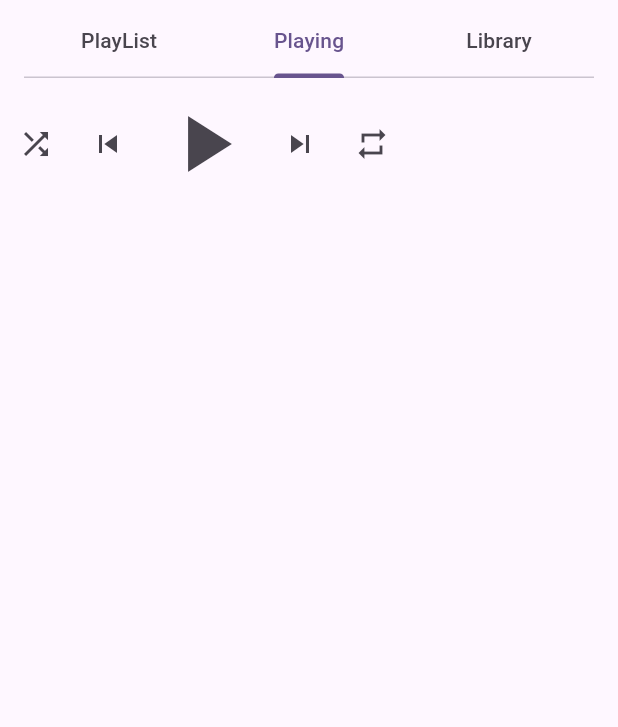
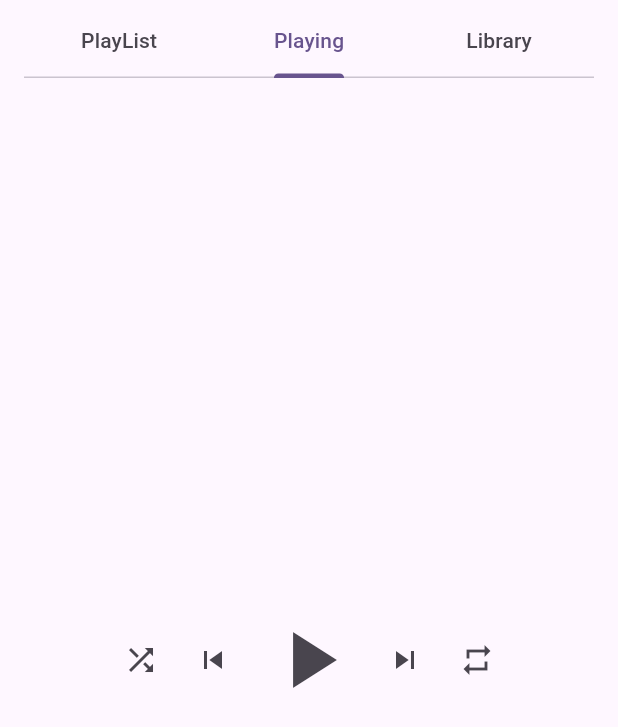
Before and after one commit to du2333/CS4750_Final_Project, a Flutter app: the screen it shows after launch, on a phone screen of 412 x 824 dp. Shown: the top 727 px of the screen. Run offline on Flutter 3.47's test engine with Material 2 defaults, Android fonts, the phone set to English and light mode, and no system bars; our stand-ins replace just_audio.

Commit message:
Split the player buttons methods into a new class and implemented the rest buttons' function

```diff
--- /dev/null
+++ b/lib/screens/PLayerButtons.dart
@@ -0,0 +1,152 @@
+import 'package:flutter/material.dart';
+import 'package:just_audio/just_audio.dart';
+
+class PlayerButtons extends StatelessWidget {
+  const PlayerButtons(this._player, {super.key});
+
+  final AudioPlayer _player;
+
+  //根据播放器状态来渲染对应的按钮样式
+  Widget _playerButton(PlayerState playerState) {
+    //获取状态
+    final processingState = playerState.processingState;
+    //判断如果加载或缓冲则变成缓冲图标
+    if (processingState == ProcessingState.loading ||
+        processingState == ProcessingState.buffering) {
+      return Container(
+        margin: EdgeInsets.all(8.0),
+        width: 64.0,
+        height: 64.0,
+        //缓冲图标
+        child: const CircularProgressIndicator(),
+      );
+      //如果没有在播放，则换成播放图标，并且把事件绑定成播放
+    } else if (!_player.playing) {
+      return IconButton(
+        onPressed: _player.play,
+        icon: Icon(Icons.play_arrow),
+        iconSize: 64.0,
+      );
+    } else if (processingState != ProcessingState.completed) {
+      return IconButton(
+        onPressed: _player.pause,
+        icon: Icon(Icons.pause),
+        iconSize: 64.0,
+      );
+    } else {
+      return IconButton(
+        onPressed: () =>
+            _player.seek(Duration.zero, index: _player.effectiveIndices?.first),
+        icon: Icon(Icons.replay),
+        iconSize: 64.0,
+      );
+    }
+  }
+
+  //context用来获取当前主题色
+  Widget _shuffleButton(bool isEnabled) {
+    return IconButton(
+      icon: isEnabled ? Icon(Icons.shuffle_on_outlined) : Icon(Icons.shuffle),
+      //改成异步方法，才能被StreamBuilder异步更新UI
+      onPressed: () async {
+        //获取相反的状态
+        final enable = !isEnabled;
+        //如果随机播放模式没有被激活，那么按下按钮就表示激活随机播放
+        if (enable) {
+          await _player.shuffle();
+        }
+        //按下按钮之后，设定成相反的状态
+        await _player.setShuffleModeEnabled(enable);
+      },
+    );
+  }
+
+  Widget _previousButton() {
+    return IconButton(
+      icon: Icon(Icons.skip_previous),
+      onPressed: () {
+        _player.hasPrevious ? _player.seekToPrevious() : null;
+      },
+    );
+  }
+
+  Widget _nextButton() {
+    return IconButton(
+      icon: Icon(Icons.skip_next),
+      onPressed: () {
+        _player.hasNext ? _player.seekToNext() : null;
+      },
+    );
+  }
+
+  Widget _loopButton(BuildContext context, LoopMode loopMode) {
+    final icons = [
+      Icon(Icons.repeat), //未激活循环按钮
+      Icon(Icons.repeat_on_outlined), //激活循环按钮
+      Icon(Icons.repeat_one_on_outlined), //激活单曲循环按钮
+    ];
+
+    const cycleModes = [
+      LoopMode.off, //关闭循环
+      LoopMode.all, //列表循环
+      LoopMode.one, //单曲循环
+    ];
+
+    //获取当前循环模式
+    final index = cycleModes.indexOf(loopMode);
+
+    return IconButton(
+      icon: icons[index],
+      onPressed: () {
+        //每按一次就切换到下一个循环模式
+        _player.setLoopMode(cycleModes[(index + 1) % cycleModes.length]);
+      },
+    );
+  }
+
+  @override
+  Widget build(BuildContext context) {
+    return Row(
+        mainAxisSize: MainAxisSize.min,
+        children: [
+        //随机播放按钮
+        StreamBuilder<bool>(
+          stream: _player.shuffleModeEnabledStream,
+          builder: (_, snapshot) {
+            return _shuffleButton(snapshot.data ??
+                false); // ??表示前面如果有值就取前面，否则取后面和 snapshot.data ? snapshot.data : false 一样
+          },
+        ),
+        //上一首按钮
+        StreamBuilder<SequenceState?>(
+          stream: _player.sequenceStateStream,
+          builder: (_, __) {
+            return _previousButton();
+          },
+        ),
+        //播放按钮
+        StreamBuilder<PlayerState>(
+          stream: _player.playerStateStream,
+          //Widget构建器
+          builder: (_, snapshot) {
+            final playerState = snapshot.data;
+            return _playerButton(playerState!);
+          },
+        ),
+        //下一首按钮
+        StreamBuilder<SequenceState?>(
+          stream: _player.sequenceStateStream,
+          builder: (_, __) {
+            return _nextButton();
+          },
+        ),
+        //循环播放按钮
+        StreamBuilder<LoopMode>(
+          stream: _player.loopModeStream,
+          builder: (context, snapshot) {
+            return _loopButton(context, snapshot.data ?? LoopMode.off);
+          },
+        )
+      ]);
+  }
+}
--- a/lib/screens/PlayingPage.dart
+++ b/lib/screens/PlayingPage.dart
@@ -1,3 +1,6 @@
+import 'dart:developer';
+
+import 'package:cloudjams/screens/PLayerButtons.dart';
 import 'package:flutter/material.dart';
 import 'package:just_audio/just_audio.dart';
 
@@ -22,10 +25,17 @@ class _PlayingPageState extends State<PlayingPage> {
         .setAudioSource(ConcatenatingAudioSource(children: [
       AudioSource.asset('assets/audios/Call of Silence 泽野弘之.mp3'),
       AudioSource.asset('assets/audios/Curtain_Call_-_清水翔太.mp3'),
+      AudioSource.asset('assets/audios/Departures ~あなたにおくるアイの歌~ - EGOIST.mp3'),
+      AudioSource.asset('assets/audios/from Y to Y - H△G.mp3'),
+      AudioSource.asset('assets/audios/glow-H△G.mp3'),
+      AudioSource.asset('assets/audios/gravityWall - Tielle.mp3'),
+      AudioSource.asset('assets/audios/halca - センチメンタルクライシス.mp3'),
+      AudioSource.asset('assets/audios/Headlight - MONKEY MAJIK.mp3'),
+      AudioSource.asset('assets/audios/inside you - milet.mp3'),
       AudioSource.asset('assets/audios/Voices_of_the_Chord.mp3'),
     ]))
         .catchError((error) {
-      print("An error occurred $error");
+      log("An error occurred $error");
     });
   }
 
@@ -36,130 +46,10 @@ class _PlayingPageState extends State<PlayingPage> {
     super.dispose();
   }
 
-  //根据播放器状态来渲染对应的按钮样式
-  Widget _playerButton(PlayerState playerState) {
-    //获取状态
-    final processingState = playerState.processingState;
-    //判断如果加载或缓冲则变成缓冲图标
-    if (processingState == ProcessingState.loading ||
-        processingState == ProcessingState.buffering) {
-      return Container(
-        margin: EdgeInsets.all(8.0),
-        width: 64.0,
-        height: 64.0,
-        //缓冲图标
-        child: const CircularProgressIndicator(),
-      );
-      //如果没有在播放，则换成播放图标，并且把事件绑定成播放
-    } else if (!_player.playing) {
-      return IconButton(
-        onPressed: _player.play,
-        icon: Icon(Icons.play_arrow),
-        iconSize: 64.0,
-      );
-    } else if (processingState != ProcessingState.completed) {
-      return IconButton(
-        onPressed: _player.pause,
-        icon: Icon(Icons.pause),
-        iconSize: 64.0,
-      );
-    } else {
-      return IconButton(
-        onPressed: () =>
-            _player.seek(Duration.zero, index: _player.effectiveIndices?.first),
-        icon: Icon(Icons.replay),
-        iconSize: 64.0,
-      );
-    }
-  }
-
-  //context用来获取当前主题色
-  Widget _shuffleButton(bool isEnabled) {
-    return IconButton(
-      icon: isEnabled
-            ? Icon(Icons.shuffle_on_outlined)
-            : Icon(Icons.shuffle),
-      //改成异步方法，才能被StreamBuilder异步更新UI
-      onPressed: () async {
-        //获取相反的状态
-        final enable = !isEnabled;
-        //如果随机播放模式没有被激活，那么按下按钮就表示激活随机播放
-        if(enable) {
-          await _player.shuffle();
-        }
-        //按下按钮之后，设定成相反的状态
-        await _player.setShuffleModeEnabled(enable);
-      },
-    );
-  }
-
-  //TODO 实现功能
-  Widget _previousButton() {
-    return IconButton(
-      icon: Icon(Icons.skip_previous),
-      onPressed: () {},
-    );
-  }
-
-  //TODO 实现功能
-  Widget _nextButton() {
-    return IconButton(
-      icon: Icon(Icons.skip_next),
-      onPressed: () {},
-    );
-  }
-
-  //TODO 实现功能
-  Widget _loopButton(BuildContext context, LoopMode loopMode) {
-    return IconButton(
-      icon: Icon(Icons.repeat),
-      onPressed: () {},
-    );
-  }
-
   @override
   Widget build(BuildContext context) {
-    return Scaffold(
-      body: Row(
-          children: [
-            //随机播放按钮
-            StreamBuilder<bool>(
-              stream: _player.shuffleModeEnabledStream,
-              builder: (_, snapshot) {
-                return _shuffleButton(snapshot.data ?? false);// ??表示前面如果有值就取前面，否则取后面和 snapshot.data ? snapshot.data : false 一样
-              },
-            ),
-            //上一首按钮
-            StreamBuilder<SequenceState?>(
-              stream: _player.sequenceStateStream,
-              builder: (_, __) {
-                return _previousButton();
-              },
-            ),
-            //播放按钮
-            StreamBuilder<PlayerState>(
-              stream: _player.playerStateStream,
-              //Widget构建器
-              builder: (_, snapshot) {
-                final playerState = snapshot.data;
-                return _playerButton(playerState!);
-              },
-            ),
-            //下一首按钮
-            StreamBuilder<SequenceState?>(
-              stream: _player.sequenceStateStream,
-              builder: (_, __) {
-                return _nextButton();
-              },
-            ),
-            //循环播放按钮
-            StreamBuilder<LoopMode>(
-              stream: _player.loopModeStream,
-              builder: (context, snapshot) {
-                return _loopButton(context, snapshot.data ?? LoopMode.off);
-              },
-            )
-          ]),
+    return Center(
+      child: PlayerButtons(_player),
     );
   }
 }
```
